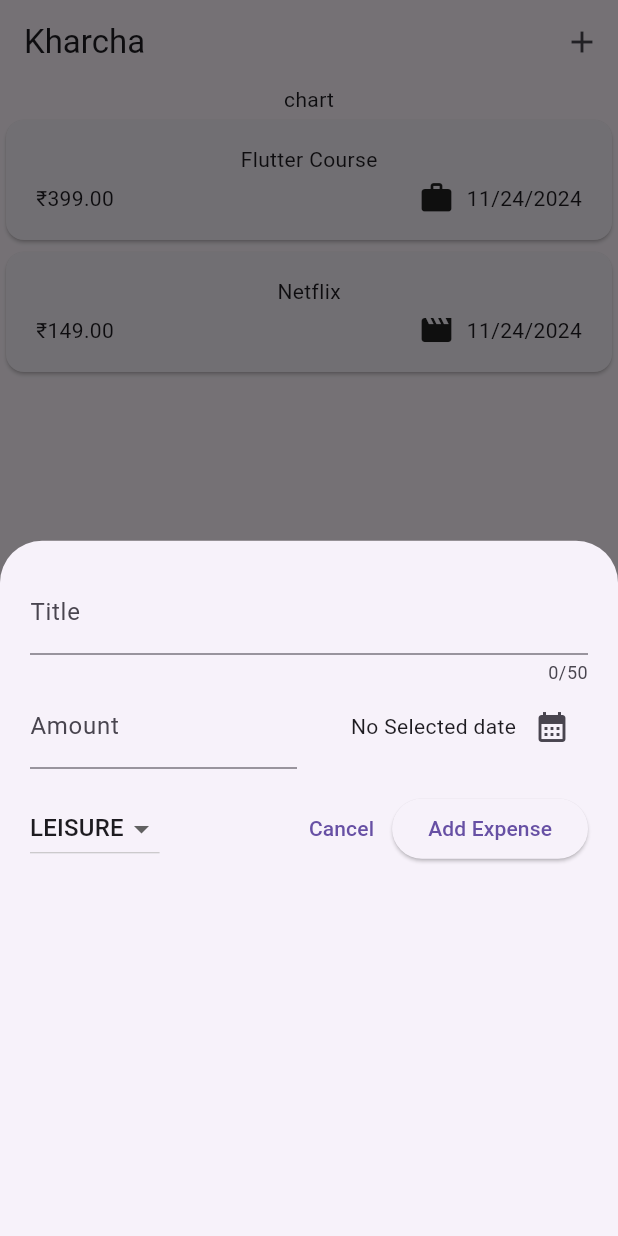
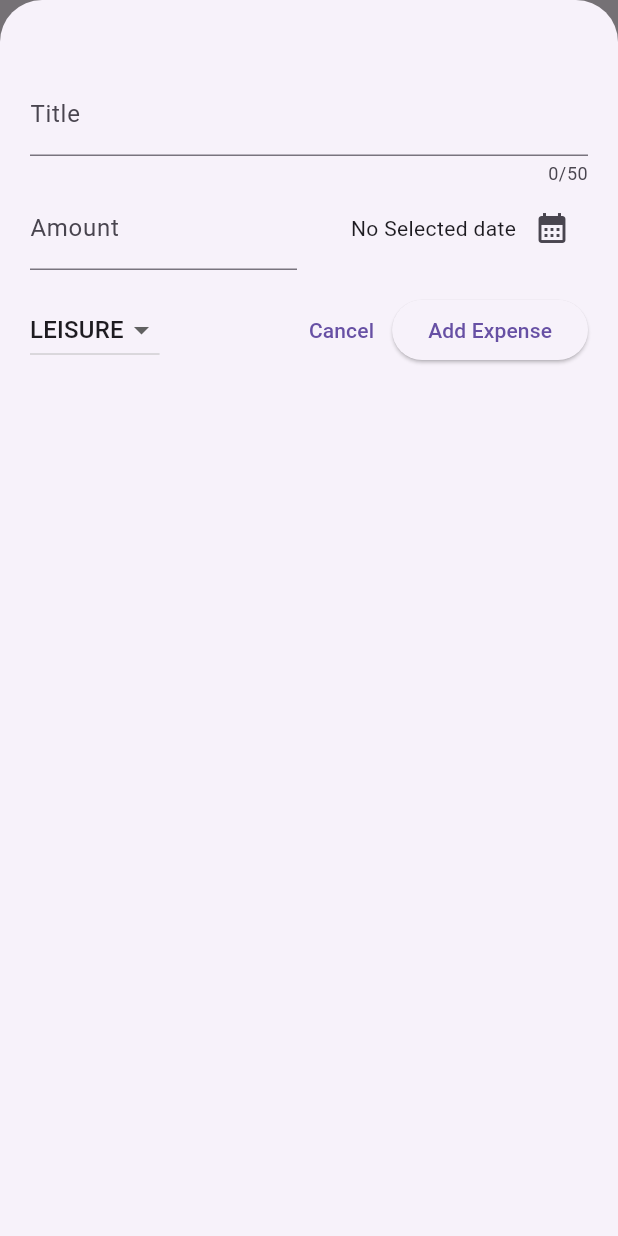
Before and after one commit to Prakhar11235/Expense-Tracker-App, a Flutter app: the screen it shows after launch, after a tap on the "add" icon, on a phone screen of 412 x 824 dp. Run offline on Flutter 3.47's test engine with Material 3 defaults, Android fonts, the phone set to English and light mode, and no system bars.

Commit message:
modal sheet full screen

```diff
--- a/lib/widgets/expenses.dart
+++ b/lib/widgets/expenses.dart
@@ -36,6 +36,7 @@ class _ExpensesState extends State<Expenses> {
 
   void _openAddExpenseSheet() {
     showModalBottomSheet(
+      isScrollControlled: true,
       context: context,
       builder: (ctx) => NewExpense(
         onAddExpense: addNewExpense,
--- a/lib/widgets/new_expense.dart
+++ b/lib/widgets/new_expense.dart
@@ -71,7 +71,7 @@ class _NewExpenseState extends State<NewExpense> {
   @override
   Widget build(BuildContext context) {
     return Padding(
-      padding: const EdgeInsets.all(20),
+      padding: const EdgeInsets.fromLTRB(20, 48, 20, 20),
       child: Column(
         children: [
           TextField(
```
